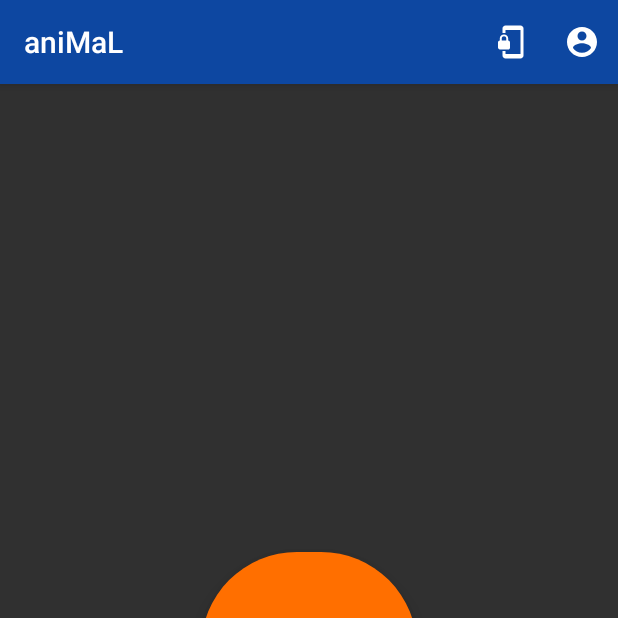
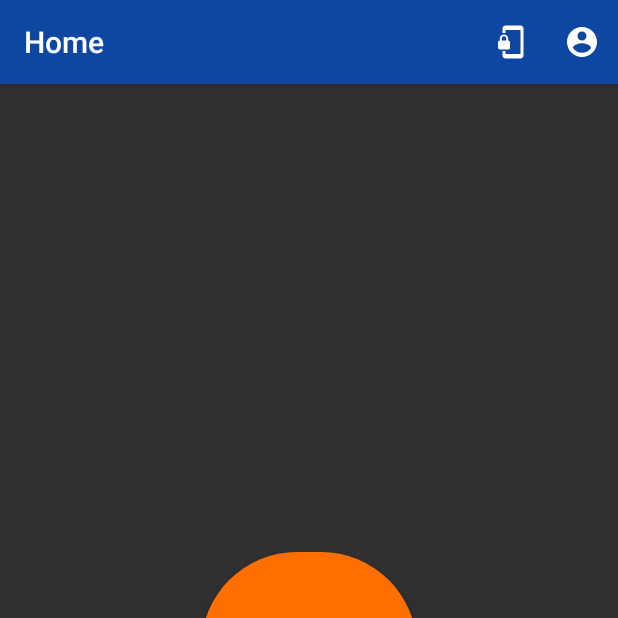
Before and after one commit to devgregw/Team3aniMaL, an Android app: the screen it shows after launch once a user with an empty profile is signed in (MainActivity), on a phone screen of 412 x 824 dp, the top half of it. Run offline under Robolectric (Android 15) with nearby library versions, the phone set to English and light mode, and no system bars; our stand-ins replace Firebase (no records; nobody signed in at launch, a user with empty details on screens opened directly); libraries missing offline, so code that uses them is left out: org.tensorflow.lite; 3 statements that could not run were skipped.

Commit message:
Change activity titles

```diff
--- a/Android/app/src/main/java/dev/gregwhatley/cse3310/team3animal/LogInActivity.kt
+++ b/Android/app/src/main/java/dev/gregwhatley/cse3310/team3animal/LogInActivity.kt
@@ -17,6 +17,7 @@ class LogInActivity : AppCompatActivity() {
     override fun onCreate(savedInstanceState: Bundle?) {
         super.onCreate(savedInstanceState)
         setContentView(R.layout.activity_log_in)
+        setTitle(R.string.app_full_name)
         log_in.setOnClickListener {
             if (email_address.text.isEmpty() or password.text.isEmpty()) {
                 Snackbar.make(root,"An email address and password is required to log in.", Snackbar.LENGTH_LONG).show()
--- a/Android/app/src/main/java/dev/gregwhatley/cse3310/team3animal/MainActivity.kt
+++ b/Android/app/src/main/java/dev/gregwhatley/cse3310/team3animal/MainActivity.kt
@@ -119,6 +119,7 @@ class MainActivity : AppCompatActivity() {
     override fun onCreate(savedInstanceState: Bundle?) {
         super.onCreate(savedInstanceState)
         setContentView(R.layout.activity_main)
+        title = "Home"
         classifier = Classifier(this)
         bottomSheetDialog = BottomSheetDialog(this).apply {
             setContentView(R.layout.classification_results)
--- a/Android/app/src/main/java/dev/gregwhatley/cse3310/team3animal/SplashScreenActivity.kt
+++ b/Android/app/src/main/java/dev/gregwhatley/cse3310/team3animal/SplashScreenActivity.kt
@@ -61,6 +61,7 @@ class SplashScreenActivity : AppCompatActivity() {
     override fun onCreate(savedInstanceState: Bundle?) {
         super.onCreate(savedInstanceState)
         setContentView(R.layout.activity_splash_screen)
+        setTitle(R.string.app_full_name)
         if (checkPermission())
             next()
         else requestPermission()
```
